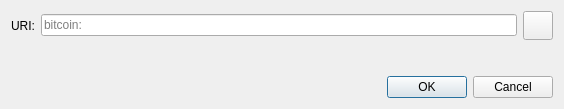
The window that src/qt/forms/openuridialog.ui (FastPaymentsInc/DigitalGold) describes before a commit, drawn with Qt 5.
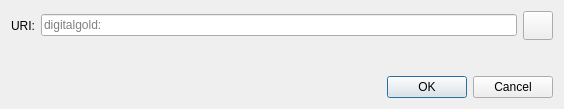
The same window after the commit. Icons and pictures are not drawn. Custom widgets are drawn as their Qt base class.

```diff
--- a/src/qt/forms/openuridialog.ui
+++ b/src/qt/forms/openuridialog.ui
@@ -26,7 +26,7 @@
      <item>
       <widget class="QValidatedLineEdit" name="uriEdit">
        <property name="placeholderText">
-        <string notr="true">bitcoin:</string>
+        <string notr="true">digitalgold:</string>
        </property>
       </widget>
      </item>
```
